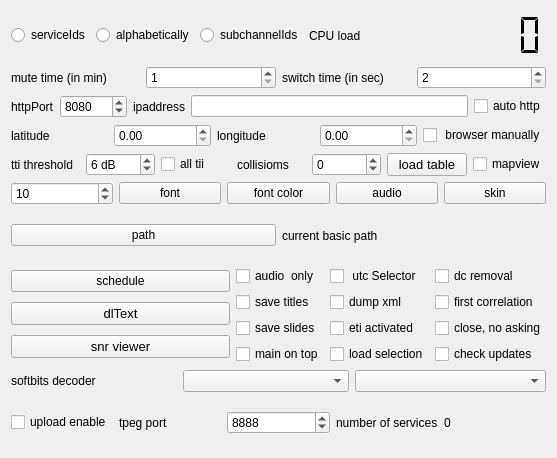
Qt form sources/main/forms-v7/config-helper.ui (JvanKatwijk/qt-dab) before a commit.
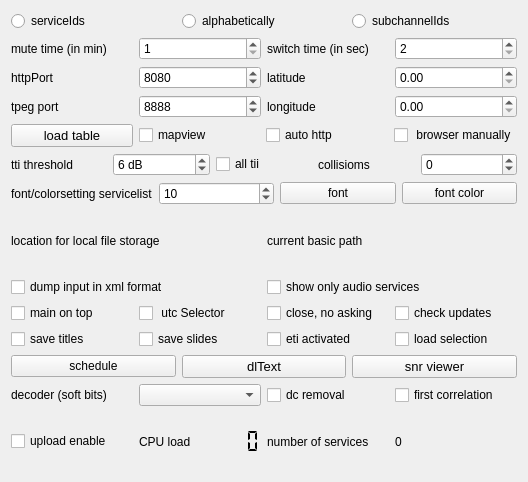
The same form after that commit. Custom widgets are drawn as their Qt base class.

Commit message: second step in reformatting config window

Patch:
```diff
--- a/sources/main/forms-v7/config-helper.ui
+++ b/sources/main/forms-v7/config-helper.ui
@@ -6,8 +6,8 @@
    <rect>
     <x>0</x>
     <y>0</y>
-    <width>557</width>
-    <height>458</height>
+    <width>528</width>
+    <height>482</height>
    </rect>
   </property>
   <property name="windowTitle">
@@ -16,14 +16,10 @@
   <property name="toolTip">
    <string>&lt;html&gt;&lt;head/&gt;&lt;body&gt;&lt;p&gt;Configuration and control widget.&lt;/p&gt;&lt;/body&gt;&lt;/html&gt;</string>
   </property>
-  <layout class="QVBoxLayout" name="verticalLayout_2">
-   <item>
-    <layout class="QHBoxLayout" name="horizontalLayout_10">
+  <layout class="QVBoxLayout" name="verticalLayout">
      <item>
       <layout class="QHBoxLayout" name="horizontalLayout_8">
        <item>
-        <layout class="QHBoxLayout" name="horizontalLayout_6">
-         <item>
           <widget class="QRadioButton" name="orderServiceIds">
            <property name="text">
             <string>serviceIds</string>
@@ -55,37 +51,6 @@
          </item>
         </layout>
        </item>
-      </layout>
-     </item>
-     <item>
-      <layout class="QHBoxLayout" name="horizontalLayout">
-       <item>
-        <widget class="QLabel" name="label_3">
-         <property name="toolTip">
-          <string>&lt;html&gt;&lt;head/&gt;&lt;body&gt;&lt;p&gt;The CPU load is an indication of the load when executing the program. The load tells the total load on the CPU, i.e. including the load of other programs that might be running.&lt;/p&gt;&lt;/body&gt;&lt;/html&gt;</string>
-         </property>
-         <property name="text">
-          <string>CPU load</string>
-         </property>
-        </widget>
-       </item>
-       <item>
-        <widget class="QLCDNumber" name="loadDisplay">
-         <property name="toolTip">
-          <string>&lt;html&gt;&lt;head/&gt;&lt;body&gt;&lt;p&gt;The number tells the overall CPU load (so, not only the load caused by running Qt-DAB)&lt;/p&gt;&lt;/body&gt;&lt;/html&gt;</string>
-         </property>
-         <property name="frameShape">
-          <enum>QFrame::Shape::NoFrame</enum>
-         </property>
-         <property name="segmentStyle">
-          <enum>QLCDNumber::SegmentStyle::Flat</enum>
-         </property>
-        </widget>
-       </item>
-      </layout>
-     </item>
-    </layout>
-   </item>
    <item>
     <layout class="QHBoxLayout" name="horizontalLayout_4">
      <item>
@@ -134,6 +99,8 @@
     </layout>
    </item>
    <item>
+    <layout class="QGridLayout" name="gridLayout_2">
+     <item row="0" column="0">
     <layout class="QHBoxLayout" name="horizontalLayout_13">
      <item>
       <widget class="QLabel" name="label_6">
@@ -152,30 +119,10 @@
        </property>
       </widget>
      </item>
-     <item>
-      <widget class="QLabel" name="label_12">
-       <property name="text">
-        <string>ipaddress</string>
-       </property>
-      </widget>
-     </item>
-     <item>
-      <widget class="QLineEdit" name="hostLineEdit"/>
-     </item>
-     <item>
-      <widget class="QCheckBox" name="auto_http">
-       <property name="toolTip">
-        <string>&lt;html&gt;&lt;head/&gt;&lt;body&gt;&lt;p&gt;If enabled, the software will (try to) start the http handler on program start up&lt;/p&gt;&lt;/body&gt;&lt;/html&gt;</string>
-       </property>
-       <property name="text">
-        <string>auto http</string>
-       </property>
-      </widget>
-     </item>
-    </layout>
-   </item>
-   <item>
-    <layout class="QHBoxLayout" name="horizontalLayout_12">
+      </layout>
+     </item>
+     <item row="0" column="1">
+      <layout class="QHBoxLayout" name="horizontalLayout_15">
      <item>
       <widget class="QLabel" name="label_7">
        <property name="text">
@@ -190,6 +137,31 @@
        </property>
       </widget>
      </item>
+      </layout>
+     </item>
+     <item row="1" column="0">
+      <layout class="QHBoxLayout" name="horizontalLayout_7">
+       <item>
+        <widget class="QLabel" name="label_5">
+         <property name="text">
+          <string>tpeg port</string>
+         </property>
+        </widget>
+       </item>
+       <item>
+        <widget class="QSpinBox" name="tpegPortSelector">
+         <property name="maximum">
+          <number>10000</number>
+         </property>
+         <property name="value">
+          <number>8888</number>
+         </property>
+        </widget>
+       </item>
+      </layout>
+     </item>
+     <item row="1" column="1">
+      <layout class="QHBoxLayout" name="horizontalLayout_3">
      <item>
       <widget class="QLabel" name="label_8">
        <property name="text">
@@ -204,6 +176,47 @@
        </property>
       </widget>
      </item>
+      </layout>
+     </item>
+    </layout>
+   </item>
+   <item>
+    <layout class="QHBoxLayout" name="horizontalLayout_12">
+     <item>
+      <widget class="smallPushButton" name="loadTableButton">
+       <property name="font">
+        <font>
+         <pointsize>10</pointsize>
+        </font>
+       </property>
+       <property name="toolTip">
+        <string>&lt;html&gt;&lt;head/&gt;&lt;body&gt;&lt;p&gt;Touching this button will instruct the software to load a fresh database. Note that this only works if either the software is precompiled or you have installed the small library as discussed in the installation instructions.&lt;/p&gt;&lt;/body&gt;&lt;/html&gt;</string>
+       </property>
+       <property name="text">
+        <string>load table</string>
+       </property>
+      </widget>
+     </item>
+     <item>
+      <widget class="QCheckBox" name="mapViewSelector">
+       <property name="toolTip">
+        <string>&lt;html&gt;&lt;head/&gt;&lt;body&gt;&lt;p&gt;When set, the software is instructed to start an EPG processor when an EPG service is detected on starting an ensemble.&lt;/p&gt;&lt;/body&gt;&lt;/html&gt;</string>
+       </property>
+       <property name="text">
+        <string>mapview</string>
+       </property>
+      </widget>
+     </item>
+     <item>
+      <widget class="QCheckBox" name="auto_http">
+       <property name="toolTip">
+        <string>&lt;html&gt;&lt;head/&gt;&lt;body&gt;&lt;p&gt;If enabled, the software will (try to) start the http handler on program start up&lt;/p&gt;&lt;/body&gt;&lt;/html&gt;</string>
+       </property>
+       <property name="text">
+        <string>auto http</string>
+       </property>
+      </widget>
+     </item>
      <item>
       <widget class="QCheckBox" name="localBrowserSelector">
        <property name="toolTip">
@@ -217,7 +230,7 @@
     </layout>
    </item>
    <item>
-    <layout class="QHBoxLayout" name="horizontalLayout_3">
+    <layout class="QHBoxLayout" name="horizontalLayout_17">
      <item>
       <widget class="QLabel" name="label_4">
        <property name="text">
@@ -271,35 +284,17 @@
        </property>
       </widget>
      </item>
-     <item>
-      <widget class="smallPushButton" name="loadTableButton">
-       <property name="font">
-        <font>
-         <pointsize>10</pointsize>
-        </font>
-       </property>
-       <property name="toolTip">
-        <string>&lt;html&gt;&lt;head/&gt;&lt;body&gt;&lt;p&gt;Touching this button will instruct the software to load a fresh database. Note that this only works if either the software is precompiled or you have installed the small library as discussed in the installation instructions.&lt;/p&gt;&lt;/body&gt;&lt;/html&gt;</string>
-       </property>
-       <property name="text">
-        <string>load table</string>
-       </property>
-      </widget>
-     </item>
-     <item>
-      <widget class="QCheckBox" name="mapViewSelector">
-       <property name="toolTip">
-        <string>&lt;html&gt;&lt;head/&gt;&lt;body&gt;&lt;p&gt;When set, the software is instructed to start an EPG processor when an EPG service is detected on starting an ensemble.&lt;/p&gt;&lt;/body&gt;&lt;/html&gt;</string>
-       </property>
-       <property name="text">
-        <string>mapview</string>
-       </property>
-      </widget>
-     </item>
     </layout>
    </item>
    <item>
     <layout class="QHBoxLayout" name="horizontalLayout_2">
+     <item>
+      <widget class="QLabel" name="fontLabel">
+       <property name="text">
+        <string>font/colorsetting servicelist</string>
+       </property>
+      </widget>
+     </item>
      <item>
       <widget class="QSpinBox" name="fontSizeSelector">
        <property name="toolTip">
@@ -336,37 +331,14 @@
        </property>
       </widget>
      </item>
-     <item>
-      <widget class="smallPushButton" name="audioSelectButton">
-       <property name="toolTip">
-        <string>&lt;html&gt;&lt;head/&gt;&lt;body&gt;&lt;p&gt;Choose between portaudio or Qt-audio as audio handler (will be effective next program invocation). Note that if no audio channels for the Qt_audio driver can be found, the default setting of portaudio is applied.&lt;/p&gt;&lt;/body&gt;&lt;/html&gt;</string>
-       </property>
-       <property name="text">
-        <string>audio</string>
-       </property>
-      </widget>
-     </item>
-     <item>
-      <widget class="smallPushButton" name="skinButton">
-       <property name="toolTip">
-        <string>&lt;html&gt;&lt;head/&gt;&lt;body&gt;&lt;p&gt;Select one of a few &amp;quot;skin&amp;quot;s for the widgets in the program. Will be effective the next program invocation.&lt;/p&gt;&lt;/body&gt;&lt;/html&gt;</string>
-       </property>
-       <property name="text">
-        <string>skin</string>
-       </property>
-      </widget>
-     </item>
     </layout>
    </item>
    <item>
     <layout class="QHBoxLayout" name="horizontalLayout_5">
      <item>
-      <widget class="smallPushButton" name="pathButton">
-       <property name="toolTip">
-        <string>&lt;html&gt;&lt;head/&gt;&lt;body&gt;&lt;p&gt;The files containing slides - if being saved - will be saved in a folder/directory Qt-DAB-files in the home folder/directory. The tii files as well as the log file (both of caourse when enabled) are also stored in that folder/directory. The path can be altered by entering an EXISTING folder/directory in the menu that appears when the button is touched. That path will be effective the next program invocation.&lt;/p&gt;&lt;/body&gt;&lt;/html&gt;</string>
-       </property>
+      <widget class="QLabel" name="storageLabel">
        <property name="text">
-        <string>path</string>
+        <string>location for local file storage</string>
        </property>
       </widget>
      </item>
@@ -380,9 +352,115 @@
     </layout>
    </item>
    <item>
-    <layout class="QHBoxLayout" name="horizontalLayout_9">
+    <layout class="QHBoxLayout" name="horizontalLayout_11">
      <item>
-      <layout class="QVBoxLayout" name="verticalLayout">
+      <widget class="QCheckBox" name="dumpmodeSelector">
+       <property name="toolTip">
+        <string>&lt;html&gt;&lt;head/&gt;&lt;body&gt;&lt;p&gt;The dump facility is changed. Dumping the input samples is now centralized (use the right hand mouse button on the ensemblename left top of the main widget).&lt;/p&gt;&lt;p&gt;If selected the dump will be in xml format (but of course only if the device supports that)&lt;/p&gt;&lt;p&gt;otherwise an &amp;quot;wav&amp;quot; file will be generated.&lt;/p&gt;&lt;/body&gt;&lt;/html&gt;</string>
+       </property>
+       <property name="text">
+        <string>dump input in xml format</string>
+       </property>
+      </widget>
+     </item>
+     <item>
+      <widget class="QCheckBox" name="audioServices_only">
+       <property name="toolTip">
+        <string>&lt;html&gt;&lt;head/&gt;&lt;body&gt;&lt;p&gt;Many ensembles contain both audio and data services (e.g. TPEG, EPG). If selected here, only audio services and  the EPG service if part of the ensemble will be shown in the services list&lt;/p&gt;&lt;/body&gt;&lt;/html&gt;</string>
+       </property>
+       <property name="text">
+        <string>show only audio services</string>
+       </property>
+      </widget>
+     </item>
+    </layout>
+   </item>
+   <item>
+    <layout class="QGridLayout" name="gridLayout">
+     <item row="0" column="0">
+      <widget class="QCheckBox" name="onTop">
+       <property name="toolTip">
+        <string>&lt;html&gt;&lt;head/&gt;&lt;body&gt;&lt;p&gt;Set in the configuration whether or not the main widget should ALWAYS be op top. Note that setting will be applied the next time the program will start.&lt;/p&gt;&lt;p&gt;Note further that in Windows a problem may occur: a warning message might be invisible, hidden by the main widget op top.&lt;/p&gt;&lt;/body&gt;&lt;/html&gt;</string>
+       </property>
+       <property name="text">
+        <string>main on top</string>
+       </property>
+      </widget>
+     </item>
+     <item row="0" column="1">
+      <widget class="QCheckBox" name="utc_selector">
+       <property name="toolTip">
+        <string>&lt;html&gt;&lt;head/&gt;&lt;body&gt;&lt;p&gt;If you want to see UTC in the logs select this one.&lt;/p&gt;&lt;/body&gt;&lt;/html&gt;</string>
+       </property>
+       <property name="text">
+        <string> utc Selector</string>
+       </property>
+      </widget>
+     </item>
+     <item row="0" column="2">
+      <widget class="QCheckBox" name="closeDirect_selector">
+       <property name="toolTip">
+        <string>&lt;html&gt;&lt;head/&gt;&lt;body&gt;&lt;p&gt;If you are bored with the explicit request to stop, touch this one, and stopping is direct&lt;/p&gt;&lt;/body&gt;&lt;/html&gt;</string>
+       </property>
+       <property name="text">
+        <string>close, no asking</string>
+       </property>
+      </widget>
+     </item>
+     <item row="0" column="3">
+      <widget class="QCheckBox" name="updateChecker">
+       <property name="toolTip">
+        <string>&lt;html&gt;&lt;head/&gt;&lt;body&gt;&lt;p&gt;If this selector is set, the list of services is stored in a user defined file.&lt;/p&gt;&lt;/body&gt;&lt;/html&gt;</string>
+       </property>
+       <property name="text">
+        <string>check updates</string>
+       </property>
+      </widget>
+     </item>
+     <item row="1" column="0">
+      <widget class="QCheckBox" name="saveTitlesSelector">
+       <property name="toolTip">
+        <string>&lt;html&gt;&lt;head/&gt;&lt;body&gt;&lt;p&gt;Having this selector set instructs the software to apply the so called DL2 rules to the dynamic label text. When DL2 is recognized in the forming of the dynamic label text, the titles of songs can be separated from the dynamic label and stored in a file in the Qt-DAB-files folder&lt;/p&gt;&lt;/body&gt;&lt;/html&gt;</string>
+       </property>
+       <property name="text">
+        <string>save titles</string>
+       </property>
+      </widget>
+     </item>
+     <item row="1" column="1">
+      <widget class="QCheckBox" name="saveSlides">
+       <property name="toolTip">
+        <string>&lt;html&gt;&lt;head/&gt;&lt;body&gt;&lt;p&gt;If set, slides (pictures) appearing during transmissions are being saved&lt;/p&gt;&lt;/body&gt;&lt;/html&gt;</string>
+       </property>
+       <property name="text">
+        <string>save slides</string>
+       </property>
+      </widget>
+     </item>
+     <item row="1" column="2">
+      <widget class="QCheckBox" name="etiActivated_selector">
+       <property name="toolTip">
+        <string>&lt;html&gt;&lt;head/&gt;&lt;body&gt;&lt;p&gt;eti files can be generated by Qt-DAB-5.x. Since generating an eti file from an ensemble seems incompatible with scanning, the scan button is replaced by an &amp;quot;eti&amp;quot; button when eti is activated.&lt;/p&gt;&lt;p&gt;&lt;span style=&quot; font-weight:700;&quot;&gt;Note that building up an eti file requires quite some resources.&lt;/span&gt;&lt;/p&gt;&lt;p&gt;If eti is activated, the scanButton is replaced by the etiButton. Touching that button shows a fileselection menu, after selecting a file the content of the ensemble is sent in eti format to the file. The eti session stops when (a) the eti button is touched again, (b) switching to another channel or (c) disabling eti by unchecking the checkbox.&lt;/p&gt;&lt;p&gt;&lt;br/&gt;&lt;/p&gt;&lt;/body&gt;&lt;/html&gt;</string>
+       </property>
+       <property name="text">
+        <string>eti activated</string>
+       </property>
+      </widget>
+     </item>
+     <item row="1" column="3">
+      <widget class="QCheckBox" name="loadSelection_selector">
+       <property name="toolTip">
+        <string>&lt;html&gt;&lt;head/&gt;&lt;body&gt;&lt;p&gt;If this selector is set, the list of services is loaded from a user defined file. If loading from such a file fails, the software will load the list from the default file.&lt;/p&gt;&lt;/body&gt;&lt;/html&gt;</string>
+       </property>
+       <property name="text">
+        <string>load selection</string>
+       </property>
+      </widget>
+     </item>
+    </layout>
+   </item>
+   <item>
+    <layout class="QHBoxLayout" name="horizontalLayout_14">
        <item>
         <widget class="smallPushButton" name="scheduleButton">
          <property name="toolTip">
@@ -433,28 +511,22 @@
       </layout>
      </item>
      <item>
-      <layout class="QGridLayout" name="gridLayout_2">
-       <item row="0" column="0">
-        <widget class="QCheckBox" name="audioServices_only">
-         <property name="toolTip">
-          <string>&lt;html&gt;&lt;head/&gt;&lt;body&gt;&lt;p&gt;Many ensembles contain both audio and data services (e.g. TPEG, EPG). If selected here, only audio services and  the EPG service if part of the ensemble will be shown in the services list&lt;/p&gt;&lt;/body&gt;&lt;/html&gt;</string>
-         </property>
+    <layout class="QHBoxLayout" name="horizontalLayout_9">
+     <item>
+      <widget class="QLabel" name="decoderLabel">
          <property name="text">
-          <string>audio  only</string>
+        <string>decoder (soft bits)</string>
          </property>
         </widget>
        </item>
-       <item row="0" column="1">
-        <widget class="QCheckBox" name="utc_selector">
+     <item>
+      <widget class="smallComboBox" name="decoderSelector">
          <property name="toolTip">
-          <string>&lt;html&gt;&lt;head/&gt;&lt;body&gt;&lt;p&gt;If you want to see UTC in the logs select this one.&lt;/p&gt;&lt;/body&gt;&lt;/html&gt;</string>
-         </property>
-         <property name="text">
-          <string> utc Selector</string>
-         </property>
-        </widget>
-       </item>
-       <item row="0" column="2">
+        <string>&lt;html&gt;&lt;head/&gt;&lt;body&gt;&lt;p&gt;Decoding DAB means interpreting the output of the DPSK on the FFT output, the latter meaning taking the phase difference between corresponding carriers in subsequent FFT symbols.&lt;/p&gt;&lt;p&gt;Ideally these phases are a multiple of 90 degrees, in reality they are less precise. The decoders here all try to map the results of the previous phase onto &amp;quot;soft bits&amp;quot;, i.e. values between -127 and 127. Each &amp;quot;dot&amp;quot; is mapped onto two bits, one depending on the X coordinate, the other on the &amp;quot;Y&amp;quot; one&lt;/p&gt;&lt;p&gt;The differences between the decoders is the way they look at the way the measured values differ from the ideal ones. In general, the most simple one, here the &amp;quot;decoder_a&amp;quot;, gives the best results.&lt;/p&gt;&lt;p&gt;The quality can be seen by looking at the fic BER value, that shows the percentage of the input soft bits in FIC processing that are wrong (and needed to be repaired by the viterbi decoder)&lt;/p&gt;&lt;/body&gt;&lt;/html&gt;</string>
+       </property>
+      </widget>
+     </item>
+     <item>
         <widget class="QCheckBox" name="dcRemovalSelector">
          <property name="toolTip">
           <string>&lt;html&gt;&lt;head/&gt;&lt;body&gt;&lt;p&gt;If set, a log file is maintained (as usual for windows in the folder in the home folder and for Linux in the directory /tmp in a folder/directory Qt-DAB-files) in a txt file :logFile.txt, in which activities such as selecting a device, channel, service, dump are written, preceded by the time of the activity.&lt;/p&gt;&lt;p&gt;The setting of the selector is maintained between program invocations.&lt;/p&gt;&lt;/body&gt;&lt;/html&gt;</string>
@@ -464,27 +536,7 @@
          </property>
         </widget>
        </item>
-       <item row="1" column="0">
-        <widget class="QCheckBox" name="saveTitlesSelector">
-         <property name="toolTip">
-          <string>&lt;html&gt;&lt;head/&gt;&lt;body&gt;&lt;p&gt;Having this selector set instructs the software to apply the so called DL2 rules to the dynamic label text. When DL2 is recognized in the forming of the dynamic label text, the titles of songs can be separated from the dynamic label and stored in a file in the Qt-DAB-files folder&lt;/p&gt;&lt;/body&gt;&lt;/html&gt;</string>
-         </property>
-         <property name="text">
-          <string>save titles</string>
-         </property>
-        </widget>
-       </item>
-       <item row="1" column="1">
-        <widget class="QCheckBox" name="dumpmodeSelector">
-         <property name="toolTip">
-          <string>&lt;html&gt;&lt;head/&gt;&lt;body&gt;&lt;p&gt;The dump facility is changed. Dumping the input samples is now centralized (use the right hand mouse button on the ensemblename left top of the main widget).&lt;/p&gt;&lt;p&gt;If selected the dump will be in xml format (but of course only if the device supports that)&lt;/p&gt;&lt;p&gt;otherwise an &amp;quot;wav&amp;quot; file will be generated.&lt;/p&gt;&lt;/body&gt;&lt;/html&gt;</string>
-         </property>
-         <property name="text">
-          <string>dump xml</string>
-         </property>
-        </widget>
-       </item>
-       <item row="1" column="2">
+     <item>
         <widget class="QCheckBox" name="correlationSelector">
          <property name="toolTip">
           <string>&lt;html&gt;&lt;head/&gt;&lt;body&gt;&lt;p&gt;Synchronization of the receiver software with the incoming samplestream is dome using a correlation algorithm. As the scope on the displaywidget often shows is that there is more than a single peak in the correlation. Normally, the strongest peak is used, however, sometimes the difference in stength between peaks is so small, that the &amp;quot;strongest&amp;quot; one changes quite often.&lt;/p&gt;&lt;p&gt;Selecting this ensures that the software takes the first of the peaks that meets some strength criteria&lt;/p&gt;&lt;/body&gt;&lt;/html&gt;</string>
@@ -494,103 +546,10 @@
          </property>
         </widget>
        </item>
-       <item row="2" column="0">
-        <widget class="QCheckBox" name="saveSlides">
-         <property name="toolTip">
-          <string>&lt;html&gt;&lt;head/&gt;&lt;body&gt;&lt;p&gt;If set, slides (pictures) appearing during transmissions are being saved&lt;/p&gt;&lt;/body&gt;&lt;/html&gt;</string>
-         </property>
-         <property name="text">
-          <string>save slides</string>
-         </property>
-        </widget>
-       </item>
-       <item row="2" column="1">
-        <widget class="QCheckBox" name="etiActivated_selector">
-         <property name="toolTip">
-          <string>&lt;html&gt;&lt;head/&gt;&lt;body&gt;&lt;p&gt;eti files can be generated by Qt-DAB-5.x. Since generating an eti file from an ensemble seems incompatible with scanning, the scan button is replaced by an &amp;quot;eti&amp;quot; button when eti is activated.&lt;/p&gt;&lt;p&gt;&lt;span style=&quot; font-weight:700;&quot;&gt;Note that building up an eti file requires quite some resources.&lt;/span&gt;&lt;/p&gt;&lt;p&gt;If eti is activated, the scanButton is replaced by the etiButton. Touching that button shows a fileselection menu, after selecting a file the content of the ensemble is sent in eti format to the file. The eti session stops when (a) the eti button is touched again, (b) switching to another channel or (c) disabling eti by unchecking the checkbox.&lt;/p&gt;&lt;p&gt;&lt;br/&gt;&lt;/p&gt;&lt;/body&gt;&lt;/html&gt;</string>
-         </property>
-         <property name="text">
-          <string>eti activated</string>
-         </property>
-        </widget>
-       </item>
-       <item row="2" column="2">
-        <widget class="QCheckBox" name="closeDirect_selector">
-         <property name="toolTip">
-          <string>&lt;html&gt;&lt;head/&gt;&lt;body&gt;&lt;p&gt;If you are bored with the explicit request to stop, touch this one, and stopping is direct&lt;/p&gt;&lt;/body&gt;&lt;/html&gt;</string>
-         </property>
-         <property name="text">
-          <string>close, no asking</string>
-         </property>
-        </widget>
-       </item>
-       <item row="3" column="0">
-        <widget class="QCheckBox" name="onTop">
-         <property name="toolTip">
-          <string>&lt;html&gt;&lt;head/&gt;&lt;body&gt;&lt;p&gt;Set in the configuration whether or not the main widget should ALWAYS be op top. Note that setting will be applied the next time the program will start.&lt;/p&gt;&lt;p&gt;Note further that in Windows a problem may occur: a warning message might be invisible, hidden by the main widget op top.&lt;/p&gt;&lt;/body&gt;&lt;/html&gt;</string>
-         </property>
-         <property name="text">
-          <string>main on top</string>
-         </property>
-        </widget>
-       </item>
-       <item row="3" column="1">
-        <widget class="QCheckBox" name="loadSelection_selector">
-         <property name="toolTip">
-          <string>&lt;html&gt;&lt;head/&gt;&lt;body&gt;&lt;p&gt;If this selector is set, the list of services is loaded from a user defined file. If loading from such a file fails, the software will load the list from the default file.&lt;/p&gt;&lt;/body&gt;&lt;/html&gt;</string>
-         </property>
-         <property name="text">
-          <string>load selection</string>
-         </property>
-        </widget>
-       </item>
-       <item row="3" column="2">
-        <widget class="QCheckBox" name="updateChecker">
-         <property name="toolTip">
-          <string>&lt;html&gt;&lt;head/&gt;&lt;body&gt;&lt;p&gt;If this selector is set, the list of services is stored in a user defined file.&lt;/p&gt;&lt;/body&gt;&lt;/html&gt;</string>
-         </property>
-         <property name="text">
-          <string>check updates</string>
-         </property>
-        </widget>
-       </item>
-      </layout>
-     </item>
-    </layout>
-   </item>
+    </layout>
+   </item>
    <item>
-    <layout class="QHBoxLayout" name="horizontalLayout_11">
-     <item>
-      <widget class="QLabel" name="label_10">
-       <property name="text">
-        <string>softbits decoder</string>
-       </property>
-      </widget>
-     </item>
-     <item>
-      <widget class="smallComboBox" name="decoderSelector">
-       <property name="toolTip">
-        <string>&lt;html&gt;&lt;head/&gt;&lt;body&gt;&lt;p&gt;Decoding DAB means interpreting the output of the DPSK on the FFT output, the latter meaning taking the phase difference between corresponding carriers in subsequent FFT symbols.&lt;/p&gt;&lt;p&gt;Ideally these phases are a multiple of 90 degrees, in reality they are less precise. The decoders here all try to map the results of the previous phase onto &amp;quot;soft bits&amp;quot;, i.e. values between -127 and 127. Each &amp;quot;dot&amp;quot; is mapped onto two bits, one depending on the X coordinate, the other on the &amp;quot;Y&amp;quot; one&lt;/p&gt;&lt;p&gt;The differences between the decoders is the way they look at the way the measured values differ from the ideal ones. In general, the most simple one, here the &amp;quot;decoder_a&amp;quot;, gives the best results.&lt;/p&gt;&lt;p&gt;The quality can be seen by looking at the fic BER value, that shows the percentage of the input soft bits in FIC processing that are wrong (and needed to be repaired by the viterbi decoder)&lt;/p&gt;&lt;/body&gt;&lt;/html&gt;</string>
-       </property>
-      </widget>
-     </item>
-     <item>
-      <widget class="smallComboBox" name="streamoutSelector">
-       <property name="minimumSize">
-        <size>
-         <width>191</width>
-         <height>0</height>
-        </size>
-       </property>
-       <property name="toolTip">
-        <string>&lt;html&gt;&lt;head/&gt;&lt;body&gt;&lt;p&gt;Select the audio channel, depends on the OS you are running on&lt;/p&gt;&lt;/body&gt;&lt;/html&gt;</string>
-       </property>
-      </widget>
-     </item>
-    </layout>
-   </item>
-   <item>
-    <layout class="QHBoxLayout" name="horizontalLayout_7">
+    <layout class="QHBoxLayout" name="horizontalLayout_6">
      <item>
       <widget class="QCheckBox" name="upload_selector">
        <property name="toolTip">
@@ -602,24 +561,34 @@
       </widget>
      </item>
      <item>
-      <widget class="QLabel" name="label_5">
+      <layout class="QHBoxLayout" name="horizontalLayout">
+       <item>
+        <widget class="QLabel" name="cpuLabel">
+         <property name="toolTip">
+          <string>&lt;html&gt;&lt;head/&gt;&lt;body&gt;&lt;p&gt;The CPU load is an indication of the load when executing the program. The load tells the total load on the CPU, i.e. including the load of other programs that might be running.&lt;/p&gt;&lt;/body&gt;&lt;/html&gt;</string>
+         </property>
        <property name="text">
-        <string>tpeg port</string>
+          <string>CPU load</string>
        </property>
       </widget>
      </item>
      <item>
-      <widget class="QSpinBox" name="tpegPortSelector">
-       <property name="maximum">
-        <number>10000</number>
-       </property>
-       <property name="value">
-        <number>8888</number>
-       </property>
-      </widget>
-     </item>
+        <widget class="QLCDNumber" name="loadDisplay">
+         <property name="toolTip">
+          <string>&lt;html&gt;&lt;head/&gt;&lt;body&gt;&lt;p&gt;The number tells the overall CPU load (so, not only the load caused by running Qt-DAB)&lt;/p&gt;&lt;/body&gt;&lt;/html&gt;</string>
+         </property>
+         <property name="frameShape">
+          <enum>QFrame::Shape::NoFrame</enum>
+         </property>
+         <property name="segmentStyle">
+          <enum>QLCDNumber::SegmentStyle::Flat</enum>
+         </property>
+        </widget>
+       </item>
+      </layout>
+     </item>
      <item>
-      <widget class="QLabel" name="label_11">
+      <widget class="QLabel" name="nrServicesLabel">
        <property name="text">
         <string>number of services</string>
        </property>
@@ -645,16 +614,16 @@
    <extends>QPushButton</extends>
    <header>smallpushbutton.h</header>
   </customwidget>
-  <customwidget>
-   <class>smallComboBox</class>
-   <extends>QComboBox</extends>
-   <header>smallcombobox.h</header>
-  </customwidget>
   <customwidget>
    <class>clickablelabel</class>
    <extends>QLabel</extends>
    <header>clickable-label.h</header>
   </customwidget>
+  <customwidget>
+   <class>smallComboBox</class>
+   <extends>QComboBox</extends>
+   <header>smallcombobox.h</header>
+  </customwidget>
   <customwidget>
    <class>smallSpinBox</class>
    <extends>QSpinBox</extends>
```
Lines whose indentation alone changed are shown as unchanged. The commit also changes 9 other files.
